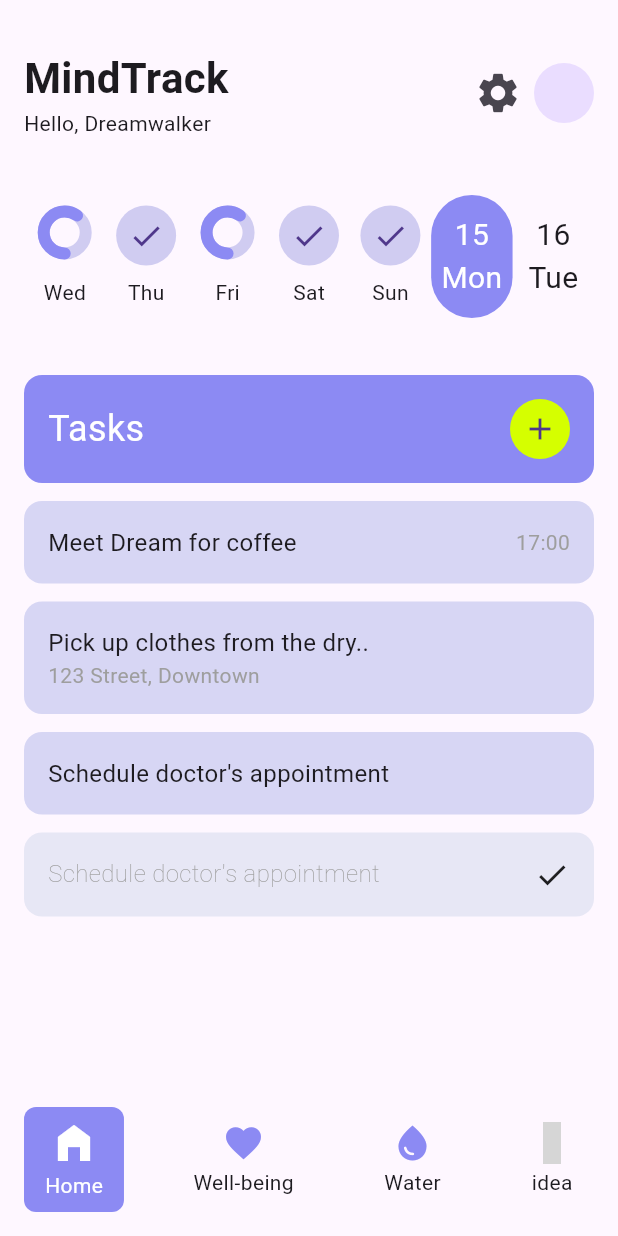
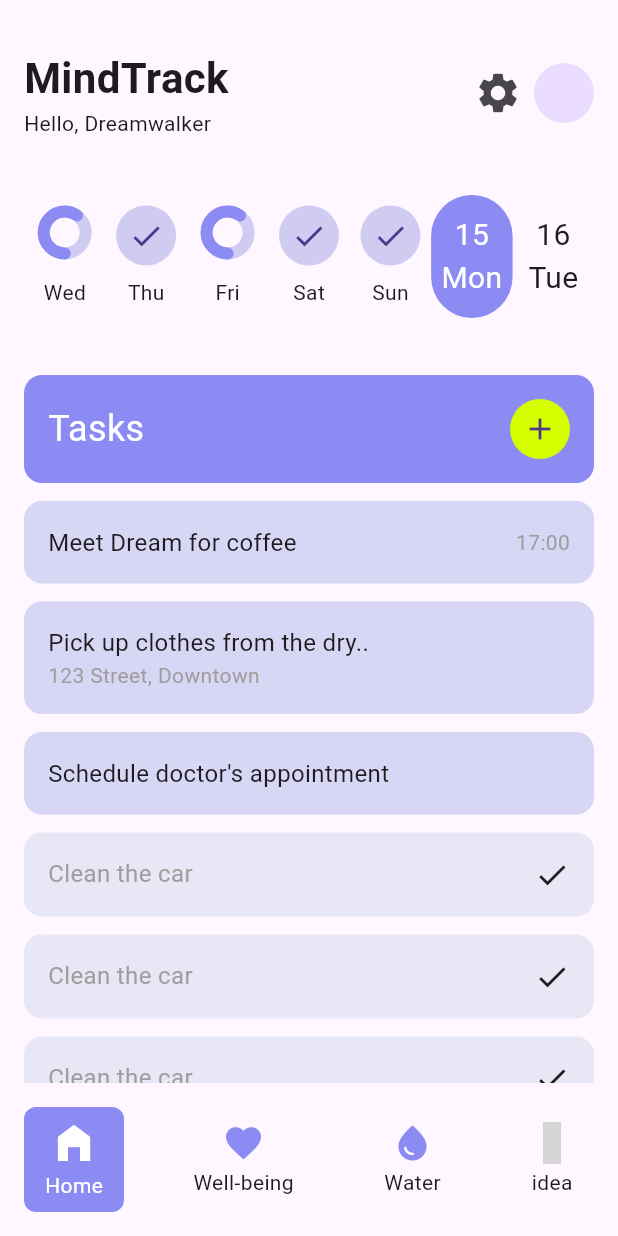
Before and after one commit to JAICHANGPARK/flutter_notebook_chapter_43, a Flutter app: the HabitJournalMainScreen screen opened directly, after a tap on "7 tasks", on a phone screen of 412 x 824 dp. Run offline on Flutter 3.47's test engine with Material 3 defaults, Android fonts, the phone set to English and light mode, and no system bars; drawn by our look-alikes of percent_indicator; our stand-ins replace gap, hugeicons; grey boxes are pictures that could not be loaded.

Commit message:
Update habit_journal_home_screen.dart

```diff
--- a/lib/ep2173_habit_journal_app/ui/home/habit_journal_home_screen.dart
+++ b/lib/ep2173_habit_journal_app/ui/home/habit_journal_home_screen.dart
@@ -325,17 +325,63 @@ class _HabitJournalHomeScreenState extends State<HabitJournalHomeScreen> {
                               mainAxisAlignment: MainAxisAlignment.spaceBetween,
                               children: [
                                 Text(
-                                  "Schedule doctor's appointment",
+                                  "Clean the car",
                                   style: TextStyle(
                                     fontSize: 16,
                                     color: Colors.grey,
-                                    fontWeight: FontWeight.w200,
+                                    fontWeight: FontWeight.w400,
                                   ),
                                 ),
                                 Icon(Icons.check)
                               ],
                             ),
-                          )
+                          ),
+                    Container(
+                      padding: EdgeInsets.all(16),
+                      decoration: BoxDecoration(
+                        color: Color.fromRGBO(231, 231, 245, 1),
+                        borderRadius: BorderRadius.circular(12),
+                      ),
+                      width: double.infinity,
+                      child: Row(
+                        crossAxisAlignment: CrossAxisAlignment.start,
+                        mainAxisAlignment: MainAxisAlignment.spaceBetween,
+                        children: [
+                          Text(
+                            "Clean the car",
+                            style: TextStyle(
+                              fontSize: 16,
+                              color: Colors.grey,
+                              fontWeight: FontWeight.w400,
+                            ),
+                          ),
+                          Icon(Icons.check)
+                        ],
+                      ),
+                    ),
+                    Container(
+                      padding: EdgeInsets.all(16),
+                      decoration: BoxDecoration(
+                        color: Color.fromRGBO(231, 231, 245, 1),
+                        borderRadius: BorderRadius.circular(12),
+                      ),
+                      width: double.infinity,
+                      child: Row(
+                        crossAxisAlignment: CrossAxisAlignment.start,
+                        mainAxisAlignment: MainAxisAlignment.spaceBetween,
+                        children: [
+                          Text(
+                            "Clean the car",
+                            style: TextStyle(
+                              fontSize: 16,
+                              color: Colors.grey,
+                              fontWeight: FontWeight.w400,
+                            ),
+                          ),
+                          Icon(Icons.check)
+                        ],
+                      ),
+                    )
                         ]
                       : [
                           GestureDetector(
```
